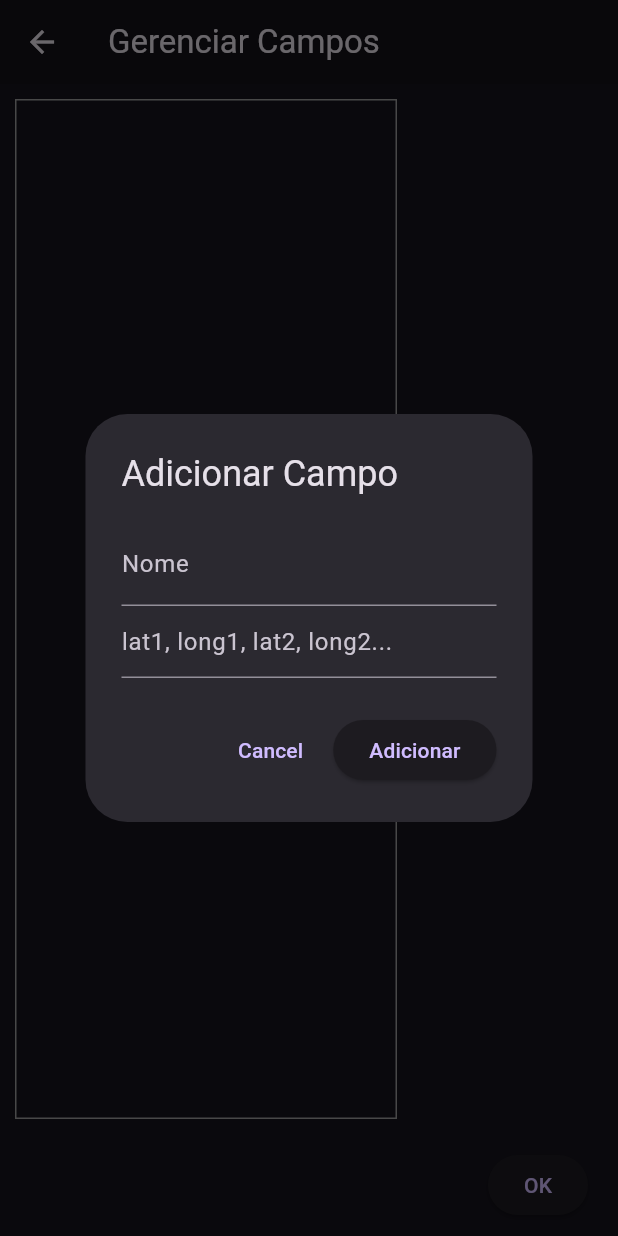
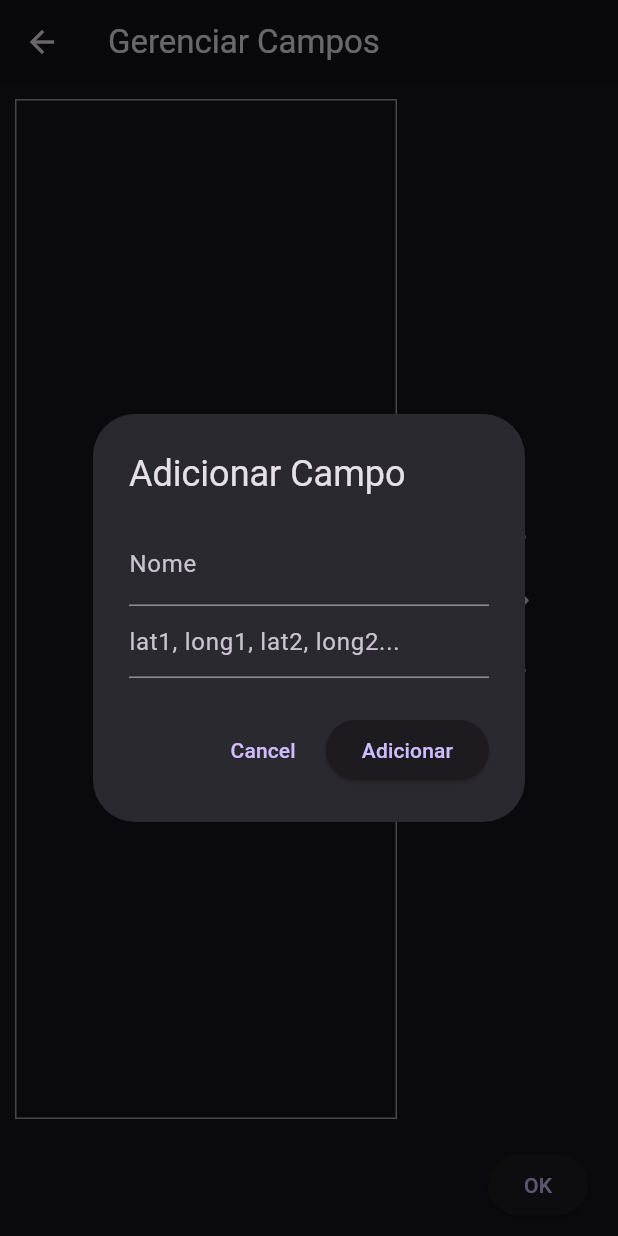
Before and after one commit to Rycerax/Atletec, a Flutter app: the FieldsScreen screen opened directly, after a tap on the "add" icon, on a phone screen of 412 x 824 dp. Run offline on Flutter 3.47's test engine with Material 3 defaults, Android fonts, the phone set to English and light mode, and no system bars; our stand-ins replace csv, fl_chart, hive, hive_flutter, open_file; missing offline and left inert: dart:ffi, flutter_libserialport; accounts and stored records are empty.

Commit message:
Tamanho máximo para corrigir nomes grandes (não deforma mais o widget).

```diff
--- a/lib/screens/fields_screen.dart
+++ b/lib/screens/fields_screen.dart
@@ -151,12 +151,15 @@ class FieldsScreen extends StatelessWidget {
         content: SingleChildScrollView(
           child: Column(
             children: [
-              TextField(
-                controller: nameController,
-                decoration: const InputDecoration(labelText: 'Nome'),
+              Container(
+                width: 240,
+                child: TextField(
+                  controller: nameController,
+                  decoration: const InputDecoration(labelText: 'Nome'),
+                ),
               ),
               SizedBox(
-                width: 250,  // Define a largura fixa para o TextField
+                width: 240,
                 child: TextField(
                   controller: coordinatesController,
                   maxLines: 1,  // Garante que o TextField tenha apenas uma linha
```
Also changed, not shown: lib/screens/newMatch_screen.dart (+13 -7 lines), lib/screens/players_screen.dart (+32 -8 lines).
